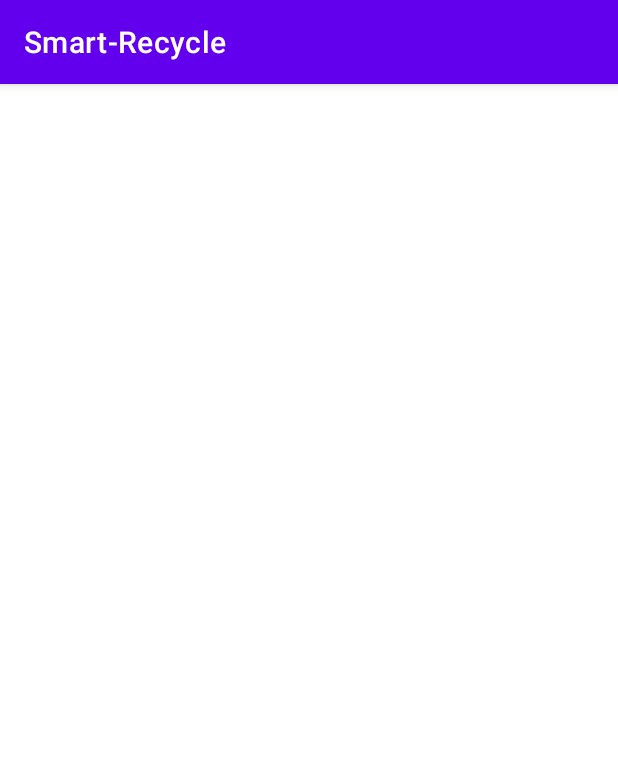
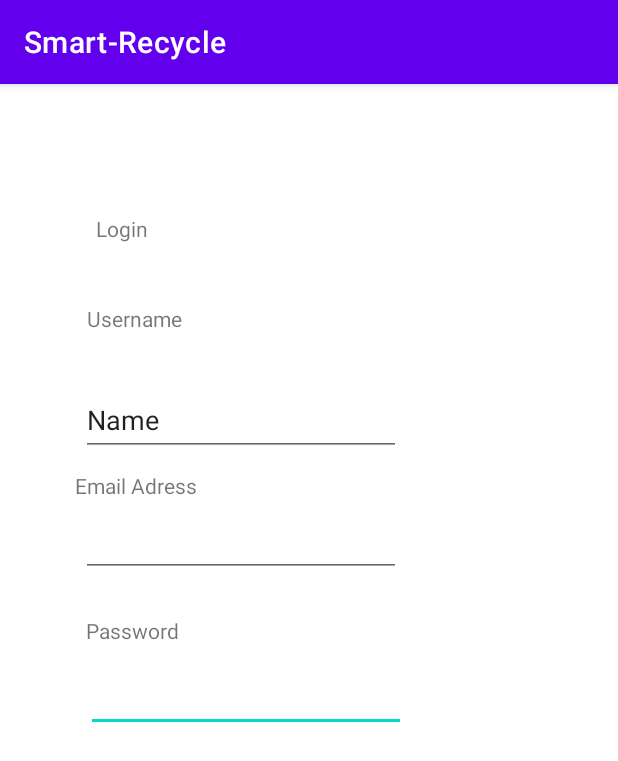
Before and after one commit to HiMyNameIsGarch/smart-recycle, an Android app: the Login screen opened directly, with no data from a screen before it, on a phone screen of 412 x 824 dp. Shown: the top 761 px of the screen. Run offline under Robolectric (Android 15) with nearby library versions, the phone set to English and light mode, and no system bars.

```diff
--- a/app/build.gradle
+++ b/app/build.gradle
@@ -41,6 +41,7 @@ dependencies {
     implementation 'androidx.annotation:annotation:1.2.0'
     implementation 'androidx.lifecycle:lifecycle-livedata-ktx:2.3.1'
     implementation 'androidx.lifecycle:lifecycle-viewmodel-ktx:2.3.1'
+    implementation 'com.google.android.gms:play-services-maps:17.0.0'
     testImplementation 'junit:junit:4.+'
     androidTestImplementation 'androidx.test.ext:junit:1.1.2'
     androidTestImplementation 'androidx.test.espresso:espresso-core:3.3.0'
--- a/app/src/main/res/layout/activity_login.xml
+++ b/app/src/main/res/layout/activity_login.xml
@@ -6,4 +6,107 @@
     android:layout_height="match_parent"
     tools:context=".Login">
 
+    <TextView
+        android:id="@+id/textView3"
+        android:layout_width="wrap_content"
+        android:layout_height="wrap_content"
+        android:layout_marginStart="64dp"
+        android:layout_marginEnd="312dp"
+        android:text="Login"
+        app:layout_constraintBottom_toBottomOf="parent"
+        app:layout_constraintEnd_toEndOf="parent"
+        app:layout_constraintHorizontal_bias="0.0"
+        app:layout_constraintStart_toStartOf="parent"
+        app:layout_constraintTop_toTopOf="parent"
+        app:layout_constraintVertical_bias="0.116" />
+
+    <TextView
+        android:id="@+id/textView4"
+        android:layout_width="wrap_content"
+        android:layout_height="wrap_content"
+        android:layout_marginStart="58dp"
+        android:layout_marginEnd="289dp"
+        android:layout_marginBottom="22dp"
+        android:text="Username"
+        app:layout_constraintBottom_toTopOf="@+id/textView5"
+        app:layout_constraintEnd_toEndOf="parent"
+        app:layout_constraintHorizontal_bias="0.0"
+        app:layout_constraintStart_toStartOf="parent"
+        app:layout_constraintTop_toTopOf="parent"
+        app:layout_constraintVertical_bias="0.678" />
+
+    <TextView
+        android:id="@+id/textView5"
+        android:layout_width="83dp"
+        android:layout_height="16dp"
+        android:layout_marginStart="50dp"
+        android:layout_marginTop="22dp"
+        android:text="Email Adress"
+        app:layout_constraintBottom_toBottomOf="parent"
+        app:layout_constraintEnd_toEndOf="parent"
+        app:layout_constraintHorizontal_bias="0.0"
+        app:layout_constraintStart_toStartOf="parent"
+        app:layout_constraintTop_toTopOf="parent"
+        app:layout_constraintVertical_bias="0.323" />
+
+    <TextView
+        android:id="@+id/textView6"
+        android:layout_width="wrap_content"
+        android:layout_height="wrap_content"
+        android:layout_marginTop="10dp"
+        android:text="Password"
+        app:layout_constraintBottom_toBottomOf="parent"
+        app:layout_constraintEnd_toEndOf="parent"
+        app:layout_constraintHorizontal_bias="0.163"
+        app:layout_constraintStart_toStartOf="parent"
+        app:layout_constraintTop_toTopOf="parent"
+        app:layout_constraintVertical_bias="0.467" />
+
+    <EditText
+        android:id="@+id/editTextTextPassword"
+        android:layout_width="wrap_content"
+        android:layout_height="wrap_content"
+        android:layout_marginStart="57dp"
+        android:layout_marginTop="22dp"
+        android:layout_marginEnd="144dp"
+        android:ems="10"
+        android:inputType="textPassword"
+        android:minHeight="48dp"
+        app:layout_constraintBottom_toBottomOf="parent"
+        app:layout_constraintEnd_toEndOf="parent"
+        app:layout_constraintHorizontal_bias="0.0"
+        app:layout_constraintStart_toStartOf="parent"
+        app:layout_constraintTop_toTopOf="parent"
+        app:layout_constraintVertical_bias="0.519"
+        tools:ignore="SpeakableTextPresentCheck" />
+
+    <EditText
+        android:id="@+id/editTextTextEmailAddress"
+        android:layout_width="wrap_content"
+        android:layout_height="wrap_content"
+        android:ems="10"
+        android:inputType="textEmailAddress"
+        android:minHeight="48dp"
+        app:layout_constraintBottom_toBottomOf="parent"
+        app:layout_constraintEnd_toEndOf="parent"
+        app:layout_constraintHorizontal_bias="0.273"
+        app:layout_constraintStart_toStartOf="parent"
+        app:layout_constraintTop_toTopOf="parent"
+        app:layout_constraintVertical_bias="0.39"
+        tools:ignore="SpeakableTextPresentCheck" />
+
+    <EditText
+        android:id="@+id/editTextTextPersonName"
+        android:layout_width="wrap_content"
+        android:layout_height="wrap_content"
+        android:ems="10"
+        android:inputType="textPersonName"
+        android:minHeight="48dp"
+        android:text="Name"
+        app:layout_constraintBottom_toBottomOf="parent"
+        app:layout_constraintEnd_toEndOf="parent"
+        app:layout_constraintHorizontal_bias="0.273"
+        app:layout_constraintStart_toStartOf="parent"
+        app:layout_constraintTop_toTopOf="parent"
+        app:layout_constraintVertical_bias="0.278" />
 </androidx.constraintlayout.widget.ConstraintLayout>
--- a/app/src/main/res/layout/activity_main.xml
+++ b/app/src/main/res/layout/activity_main.xml
@@ -54,7 +54,7 @@
         android:layout_height="wrap_content"
         android:layout_marginStart="150dp"
         android:layout_marginEnd="150dp"
-        android:layout_marginBottom="164dp"
+        android:layout_marginBottom="200dp"
         android:text="@string/skip"
         app:layout_constraintBottom_toBottomOf="parent"
         app:layout_constraintEnd_toEndOf="parent"
--- a/app/src/main/res/values/strings.xml
+++ b/app/src/main/res/values/strings.xml
@@ -12,4 +12,5 @@
     <string name="skip">skip</string>
     <string name="login">Login</string>
     <string name="register">Register</string>
+    <string name="title_activity_maps">MapsActivity</string>
 </resources>
```
Also changed, not shown: app/src/debug/res/values/google_maps_api.xml (added, +24 -0 lines), app/src/main/AndroidManifest.xml (+23 -2 lines), app/src/main/java/com/example/smart_recycle/MainContent.java (deleted, +0 -14 lines), app/src/main/java/com/example/smart_recycle/MapsActivity.java (added, +51 -0 lines), app/src/main/res/layout/activity_main_content.xml (deleted, +0 -22 lines), app/src/main/res/layout/activity_maps.xml (added, +9 -0 lines), 1 other file.
